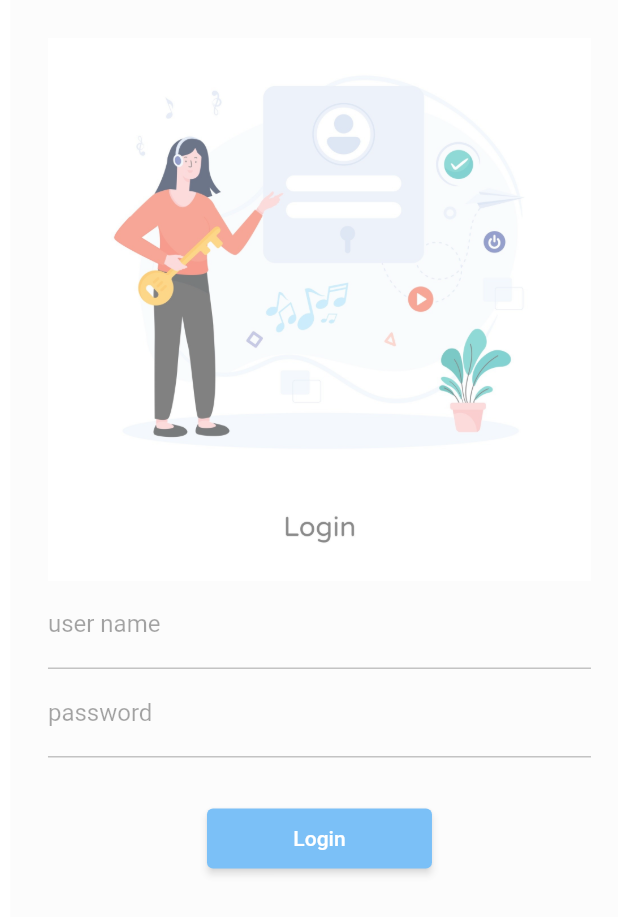
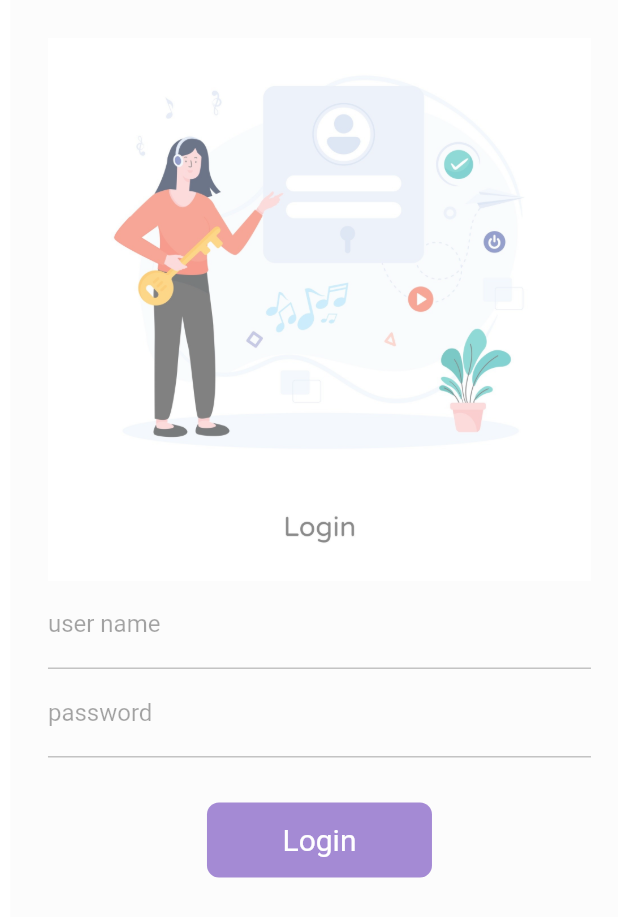
Before and after one commit to raihan2222/Login-Page, a Flutter app: the screen it shows after launch, after a tap on "Login", on a phone screen of 412 x 824 dp. Shown: the top 917 px of the screen. Run offline on Flutter 3.47's test engine with Material 2 defaults, Android fonts, the light colour scheme and no system bars.

Commit message:
update page

```diff
--- a/lib/homepage.dart
+++ b/lib/homepage.dart
@@ -14,15 +14,22 @@ class _HomePageState extends State<HomePage> {
     return Scaffold(
       appBar: AppBar(
         title: const Text("This is appbar"),
+        centerTitle: true,
       ),
       body: Center(
+        child: Material(
+          borderRadius: BorderRadius.circular(Changebutton ? 50 : 8),
+          color: Colors.deepPurple,
           child: InkWell(
             onTap: () async {
               setState(() {
                 Changebutton = true;
               });
               await Future.delayed(Duration(seconds: 1));
-            Navigator.pushNamed(context, MyRouts.LoginRout);
+              await Navigator.pushNamed(context, MyRouts.LoginRout);
+              setState(() {
+                Changebutton = false;
+              });
             },
             child: AnimatedContainer(
               duration: const Duration(seconds: 1),
@@ -41,9 +48,6 @@ class _HomePageState extends State<HomePage> {
                       ),
                     ),
               alignment: Alignment.center,
-            decoration: BoxDecoration(
-              borderRadius: BorderRadius.circular(Changebutton ? 50 : 8),
-              color: Colors.deepPurple,
             ),
           ),
         ),
--- a/lib/login_page.dart
+++ b/lib/login_page.dart
@@ -1,10 +1,32 @@
 import 'package:flutter/material.dart';
 import 'package:login_project/utils/routes.dart';
 
-class LoginPage extends StatelessWidget {
+class LoginPage extends StatefulWidget {
   const LoginPage({
     Key? key,
   }) : super(key: key);
+
+  @override
+  State<LoginPage> createState() => _LoginPageState();
+}
+
+class _LoginPageState extends State<LoginPage> {
+  bool Changebutton = false;
+
+  final _fromkey = GlobalKey<FormState>();
+
+  moveToHome(BuildContext context) async {
+    if (_fromkey.currentState!.validate()) {
+      setState(() {
+        Changebutton = true;
+      });
+      await Future.delayed(Duration(seconds: 1));
+      await Navigator.pushNamed(context, MyRouts.WelcomeRout);
+      setState(() {
+        Changebutton = false;
+      });
+    }
+  }
 
   @override
   Widget build(BuildContext context) {
@@ -13,6 +35,8 @@ class LoginPage extends StatelessWidget {
         child: Container(
           padding: const EdgeInsets.all(25),
           width: double.infinity,
+          child: Form(
+            key: _fromkey,
             child: Column(
               crossAxisAlignment: CrossAxisAlignment.center,
               children: [
@@ -22,29 +46,60 @@ class LoginPage extends StatelessWidget {
                     hintText: "User Name",
                     labelText: "user name",
                   ),
+                  validator: (value) {
+                    if (value!.isEmpty) {
+                      return "User name can't be Empty";
+                    }
+                    return null;
+                  },
                 ),
                 TextFormField(
                   decoration: const InputDecoration(
                     hintText: "Password",
                     labelText: "password",
                   ),
+                  validator: (value) {
+                    if (value!.isEmpty) {
+                      return "Password can't be Empty";
+                    } else if (value.length < 6) {
+                      return "Password lenth should be atlest 6";
+                    }
+                    return null;
+                  },
                 ),
                 const SizedBox(
                   height: 30,
                 ),
-              ElevatedButton(
-                onPressed: () {
-                  Navigator.pop(context);
-                },
-                child: const Text("Login"),
-                style: TextButton.styleFrom(
-                  minimumSize: const Size(150, 40),
+                Material(
+                  borderRadius: BorderRadius.circular(Changebutton ? 50 : 8),
+                  color: Colors.deepPurple,
+                  child: InkWell(
+                    onTap: () => moveToHome(context),
+                    child: AnimatedContainer(
+                      duration: const Duration(seconds: 1),
+                      height: 50,
+                      width: Changebutton ? 50 : 150,
+                      child: Changebutton
+                          ? const Icon(
+                              Icons.done,
+                              color: Colors.white,
+                            )
+                          : const Text(
+                              'Login',
+                              style: TextStyle(
+                                fontSize: 20,
+                                color: Colors.white,
+                              ),
+                            ),
+                      alignment: Alignment.center,
+                    ),
                   ),
                 ),
               ],
             ),
           ),
         ),
+      ),
     );
   }
 }
--- a/lib/main.dart
+++ b/lib/main.dart
@@ -1,6 +1,7 @@
 import 'package:flutter/material.dart';
 import 'package:login_project/login_page.dart';
 import 'package:login_project/utils/routes.dart';
+import 'package:login_project/welcome_page.dart';
 import 'homepage.dart';
 
 void main() {
@@ -14,9 +15,10 @@ class App extends StatelessWidget {
   Widget build(BuildContext context) {
     return MaterialApp(
       debugShowCheckedModeBanner: false,
-      home: HomePage(),
       routes: {
         MyRouts.LoginRout: (context) => LoginPage(),
+        MyRouts.WelcomeRout: (context) => WelcomePage(),
+        MyRouts.HomepageRout: (context) => HomePage(),
       },
     );
   }
--- a/lib/utils/routes.dart
+++ b/lib/utils/routes.dart
@@ -1,3 +1,5 @@
 class MyRouts {
+  static String HomepageRout = "/";
   static String LoginRout = "/login_page";
+  static String WelcomeRout = "/welcome_page";
 }
```
Also changed, not shown: lib/welcome_page.dart (added, +28 -0 lines). Lines whose indentation alone changed are shown as unchanged.
